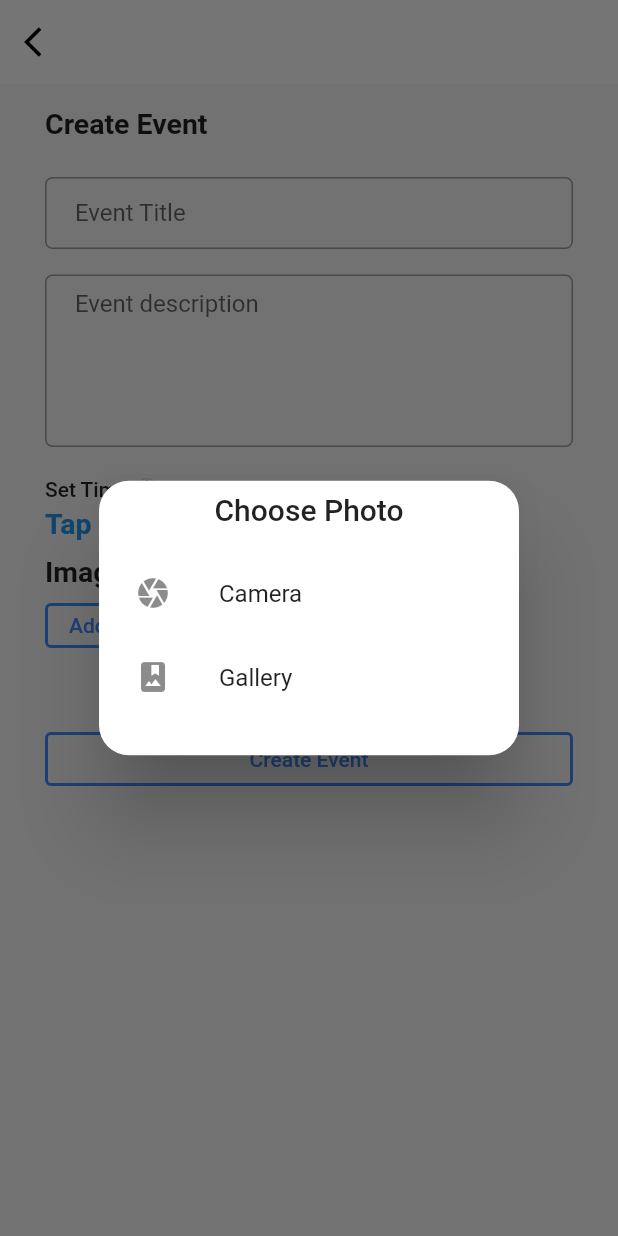
After one commit to noobdevs-com/awareness_admin, a Flutter app: the AddEvent screen opened directly, after a tap on "Add Image", on a phone screen of 412 x 824 dp. The commit adds this screen. Run offline on Flutter 3.47's test engine with Material 2 defaults, Android fonts, the phone set to English and light mode, and no system bars; our stand-ins replace cloud_firestore, firebase_auth, firebase_core, firebase_messaging, firebase_storage, get and 3 more; accounts and stored records are empty.

Commit message:
add event without validation

```diff
--- a/lib/screens/app/add_college.dart
+++ b/lib/screens/app/add_college.dart
@@ -48,7 +48,7 @@ class _AddCollegeState extends State<AddCollege> {
               Column(
                 crossAxisAlignment: CrossAxisAlignment.start,
                 children: [
-                  SizedBox(
+                  const SizedBox(
                     height: 10,
                   ),
                   const Padding(
@@ -147,6 +147,7 @@ class _AddCollegeState extends State<AddCollege> {
               padding: const EdgeInsets.only(bottom: 15),
               child: ElevatedButton.icon(
                 onPressed: () async {
+                  if (loading == true) return;
                   if (usernameTextEditingController.text == "" ||
                       phoneTextEditingController.text == "") {
                     return Get.snackbar("oops", "please fill all the fields.");
--- /dev/null
+++ b/lib/screens/app/add_event.dart
@@ -0,0 +1,316 @@
+import 'dart:io';
+
+import 'package:awareness_admin/constants/value_constants.dart';
+import 'package:cloud_firestore/cloud_firestore.dart';
+import 'package:firebase_auth/firebase_auth.dart';
+import 'package:firebase_storage/firebase_storage.dart';
+import 'package:flutter/material.dart';
+import 'package:image_picker/image_picker.dart';
+import 'package:get/get.dart';
+
+class AddEvent extends StatefulWidget {
+  const AddEvent({Key? key}) : super(key: key);
+
+  @override
+  _AddEventState createState() => _AddEventState();
+}
+
+class _AddEventState extends State<AddEvent> {
+  final files = <XFile>[];
+  final _picker = ImagePicker();
+  bool loading = false;
+  DateTime? selectedDateTime;
+  final imagePaths = <String>[];
+
+  void _imgFromCamera() async {
+    XFile? image =
+        await _picker.pickImage(source: ImageSource.camera, imageQuality: 50);
+    if (image == null) return;
+
+    setState(() {
+      files.add(image);
+    });
+  }
+
+  void _imgFromGallery() async {
+    XFile? image =
+        await _picker.pickImage(source: ImageSource.gallery, imageQuality: 50);
+    if (image == null) return;
+
+    setState(() {
+      files.add(image);
+    });
+  }
+
+  void setTime() async {
+    final DateTime? pickedDate = await showDatePicker(
+        context: context,
+        initialDate: DateTime.now(),
+        initialDatePickerMode: DatePickerMode.day,
+        firstDate: DateTime(2015),
+        lastDate: DateTime(2101));
+    if (pickedDate == null) return;
+    final TimeOfDay? pickedTime = await showTimePicker(
+      context: context,
+      initialTime: TimeOfDay.now(),
+    );
+    if (pickedTime == null) return;
+    setState(() {
+      selectedDateTime = pickedDate
+          .add(Duration(hours: pickedTime.hour, minutes: pickedTime.minute));
+    });
+  }
+
+  @override
+  Widget build(BuildContext context) {
+    return Scaffold(
+      appBar: AppBar(
+        elevation: 0,
+        backgroundColor: Colors.white,
+        leading: GestureDetector(
+          onTap: () => Get.back(),
+          child: const Icon(
+            Icons.arrow_back_ios,
+            color: Colors.black,
+          ),
+        ),
+      ),
+      backgroundColor: const Color(0xfff8f8f8),
+      body: SingleChildScrollView(
+        child: Column(
+          children: [
+            // Loader
+            loading == true
+                ? const LinearProgressIndicator(
+                    backgroundColor: Colors.white,
+                  )
+                : const SizedBox(height: 5),
+
+            // Content
+            Padding(
+              padding: const EdgeInsets.symmetric(horizontal: 30),
+              child: Column(
+                crossAxisAlignment: CrossAxisAlignment.start,
+                children: [
+                  const SizedBox(
+                    height: 10,
+                  ),
+                  const Text(
+                    'Create Event',
+                    style: TextStyle(
+                      fontWeight: FontWeight.bold,
+                      fontSize: 19,
+                    ),
+                  ),
+                  const SizedBox(
+                    height: 25,
+                  ),
+                  TextField(
+                    textAlign: TextAlign.left,
+                    onChanged: (value) {},
+                    decoration:
+                        kTextFieldDecoration.copyWith(hintText: 'Event Title'),
+                  ),
+                  const SizedBox(
+                    height: 17,
+                  ),
+                  TextField(
+                    textAlign: TextAlign.left,
+                    maxLines: 5,
+                    decoration: kTextFieldDecoration.copyWith(
+                        hintText: 'Event description'),
+                  ),
+                  const SizedBox(
+                    height: 20,
+                  ),
+                  GestureDetector(
+                    onTap: () => setTime(),
+                    child: Column(
+                      crossAxisAlignment: CrossAxisAlignment.start,
+                      children: [
+                        const Text(
+                          'Set Time 🕐',
+                          style: TextStyle(
+                            fontSize: 14,
+                            fontWeight: FontWeight.w500,
+                          ),
+                        ),
+                        const SizedBox(height: 4),
+                        selectedDateTime == null
+                            ? const Text(
+                                "Tap to set time",
+                                style: TextStyle(
+                                    fontSize: 19,
+                                    fontWeight: FontWeight.bold,
+                                    color: Colors.blue),
+                              )
+                            : Text(
+                                selectedDateTime!.toLocal().toString(),
+                                style: const TextStyle(
+                                  fontSize: 19,
+                                  fontWeight: FontWeight.bold,
+                                  color: Colors.black,
+                                ),
+                              ),
+                      ],
+                    ),
+                  ),
+                  const SizedBox(
+                    height: 10,
+                  ),
+                  const Text(
+                    'Images',
+                    style: TextStyle(
+                      fontSize: 19,
+                      fontWeight: FontWeight.bold,
+                    ),
+                  ),
+                  const SizedBox(
+                    height: 10,
+                  ),
+                  files.isEmpty
+                      ? Container()
+                      : GridView.builder(
+                          gridDelegate:
+                              const SliverGridDelegateWithFixedCrossAxisCount(
+                            crossAxisCount: 2,
+                            childAspectRatio: 0.70,
+                          ),
+                          physics: const NeverScrollableScrollPhysics(),
+                          shrinkWrap: true,
+                          itemCount: files.length,
+                          itemBuilder: (_, i) {
+                            return Stack(
+                              children: [
+                                Container(
+                                  height: 180,
+                                  width: 180,
+                                  margin: const EdgeInsets.only(right: 8),
+                                  decoration: BoxDecoration(
+                                    border: Border.all(
+                                      color: Colors.grey.shade300,
+                                    ),
+                                    borderRadius: const BorderRadius.all(
+                                        Radius.circular(8)),
+                                  ),
+                                  child: Image.file(
+                                    File(files[i].path),
+                                    fit: BoxFit.contain,
+                                  ),
+                                ),
+                                Positioned(
+                                  right: 8,
+                                  top: 8,
+                                  child: GestureDetector(
+                                    onTap: () {
+                                      setState(() {
+                                        files.removeAt(i);
+                                      });
+                                    },
+                                    child: const Icon(
+                                      Icons.close,
+                                      color: Colors.grey,
+                                    ),
+                                  ),
+                                )
+                              ],
+                            );
+                          },
+                        ),
+                  SizedBox(
+                    height: 30,
+                    child: OutlinedButton(
+                      style: OutlinedButton.styleFrom(
+                        side: const BorderSide(
+                            color: Colors.blueAccent, width: 2),
+                      ),
+                      onPressed: () {
+                        Get.defaultDialog(
+                            title: 'Choose Photo',
+                            content: Column(
+                              children: [
+                                ListTile(
+                                  title: const Text('Camera'),
+                                  leading: const Icon(Icons.camera),
+                                  onTap: () {
+                                    _imgFromCamera();
+                                    Get.back();
+                                  },
+                                ),
+                                ListTile(
+                                  title: const Text('Gallery'),
+                                  leading: const Icon(Icons.photo_album),
+                                  onTap: () {
+                                    _imgFromGallery();
+                                    Get.back();
+                                  },
+                                ),
+                              ],
+                            ));
+                      },
+                      child: const Text(
+                        'Add Image',
+                        style: TextStyle(color: Colors.blueAccent),
+                      ),
+                    ),
+                  ),
+                  const SizedBox(height: 50),
+                  Row(
+                    mainAxisAlignment: MainAxisAlignment.center,
+                    children: [
+                      SizedBox(
+                        width: MediaQuery.of(context).size.width - 60,
+                        child: OutlinedButton(
+                          style: OutlinedButton.styleFrom(
+                            side: const BorderSide(
+                                color: Colors.blueAccent, width: 2),
+                          ),
+                          onPressed: () async {
+                            if (loading == true) return;
+                            imagePaths.clear();
+                            files.clear();
+
+                            setState(() {
+                              loading = true;
+                            });
+                            for (var i = 0; i < files.length; i++) {
+                              TaskSnapshot image = await FirebaseStorage
+                                  .instance
+                                  .ref(
+                                      'eventImages/${UniqueKey().toString() + files[i].name}')
+                                  .putFile(File(files[i].path));
+                              imagePaths.add(await image.ref.getDownloadURL());
+                            }
+                            await FirebaseFirestore.instance
+                                .collection('events')
+                                .add({
+                              'status': "Requested",
+                              'user_id': FirebaseAuth.instance.currentUser!.uid,
+                              'start_time': selectedDateTime!.toIso8601String(),
+                              'title': 'title',
+                              'description': 'description',
+                              'images': imagePaths,
+                              'createdAt': DateTime.now(),
+                            }).whenComplete(() => setState(() {
+                                      setState(() {
+                                        loading = false;
+                                      });
+                                    }));
+                          },
+                          child: const Text(
+                            'Create Event',
+                            style: TextStyle(color: Colors.blueAccent),
+                          ),
+                        ),
+                      ),
+                    ],
+                  ),
+                ],
+              ),
+            ),
+          ],
+        ),
+      ),
+    );
+  }
+}
--- a/lib/screens/wrapper.dart
+++ b/lib/screens/wrapper.dart
@@ -1,5 +1,4 @@
 import 'package:awareness_admin/screens/auth/login.dart';
-import 'package:awareness_admin/screens/auth/user_details.dart';
 import 'package:firebase_auth/firebase_auth.dart';
 import 'package:flutter/cupertino.dart';
 import 'package:flutter/material.dart';
--- a/pubspec.yaml
+++ b/pubspec.yaml
@@ -45,8 +45,8 @@ dev_dependencies:
 flutter:
   uses-material-design: true
 
-  assets:
-    - assets/
+  # assets:
+  #   - assets/
 
   # fonts:
   #   - family: Schyler
```
Also changed, not shown: lib/screens/app/profile.dart (+16 -0 lines).
